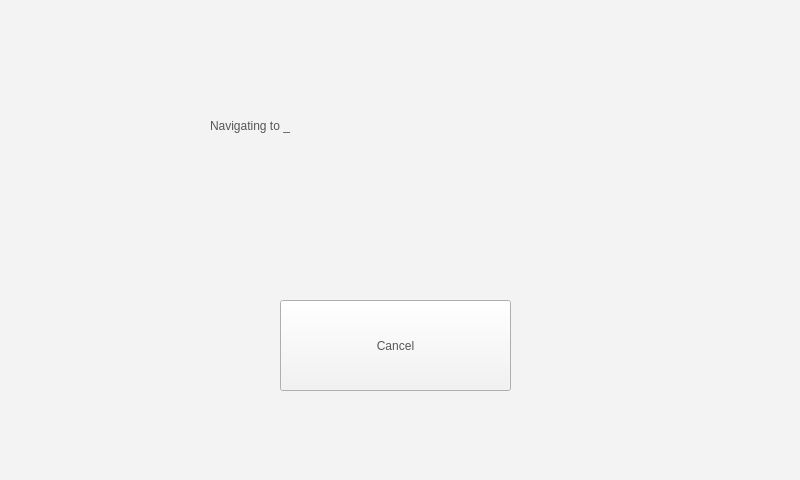
Above: ui/the.ui from yussefsoudan/sdp-ian before the change. Below: the same form after it.
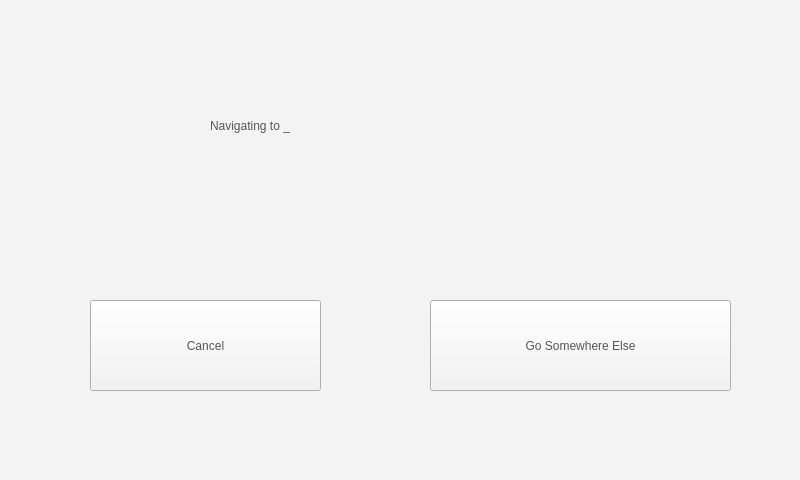
That is the form after the change. The open tabs and pages were chosen to show the change. Icons and pictures are not drawn.

```diff
--- a/ui/the.ui
+++ b/ui/the.ui
@@ -599,7 +599,7 @@
    <widget class="QPushButton" name="cancel_navigation">
     <property name="geometry">
      <rect>
-      <x>280</x>
+      <x>90</x>
       <y>300</y>
       <width>231</width>
       <height>91</height>
@@ -613,6 +613,23 @@
      <string>Cancel</string>
     </property>
    </widget>
+   <widget class="QPushButton" name="go_somewhere_else">
+    <property name="geometry">
+     <rect>
+      <x>430</x>
+      <y>300</y>
+      <width>301</width>
+      <height>91</height>
+     </rect>
+    </property>
+    <property name="styleSheet">
+     <string notr="true">font: 20 20pt &quot;montserrat&quot;;
+color: rgb(85, 87, 83);</string>
+    </property>
+    <property name="text">
+     <string>Go Somewhere Else</string>
+    </property>
+   </widget>
   </widget>
  </widget>
  <resources/>
```
Left out of the diff: 2 changed lines with no effect on the pictures.
